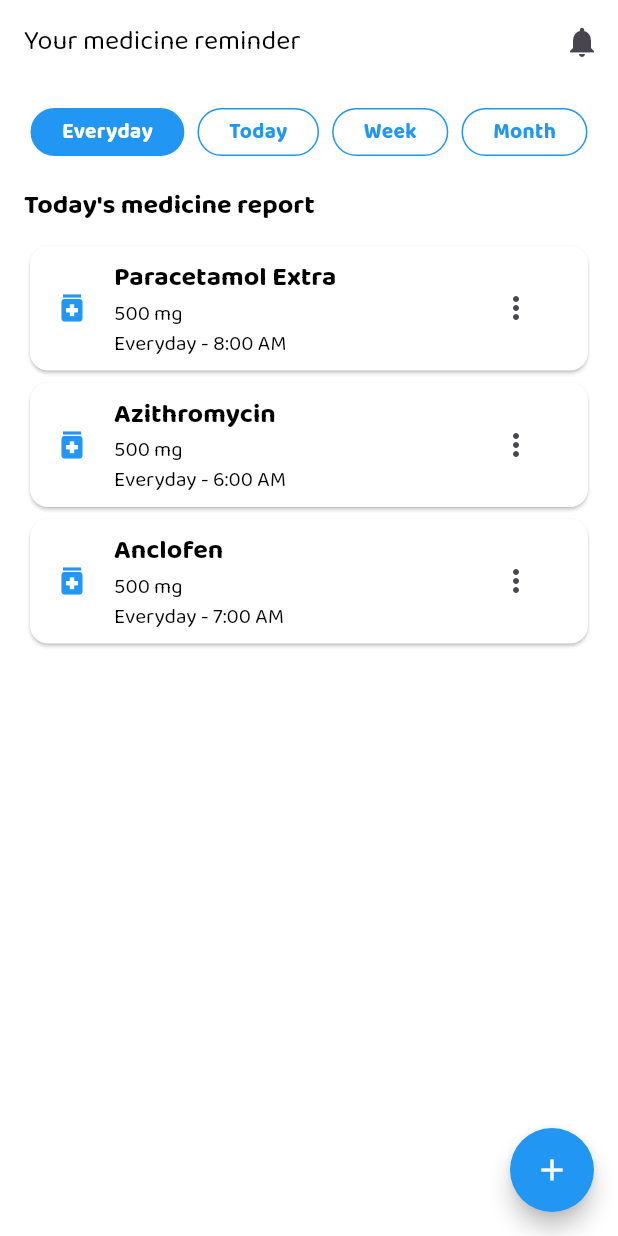
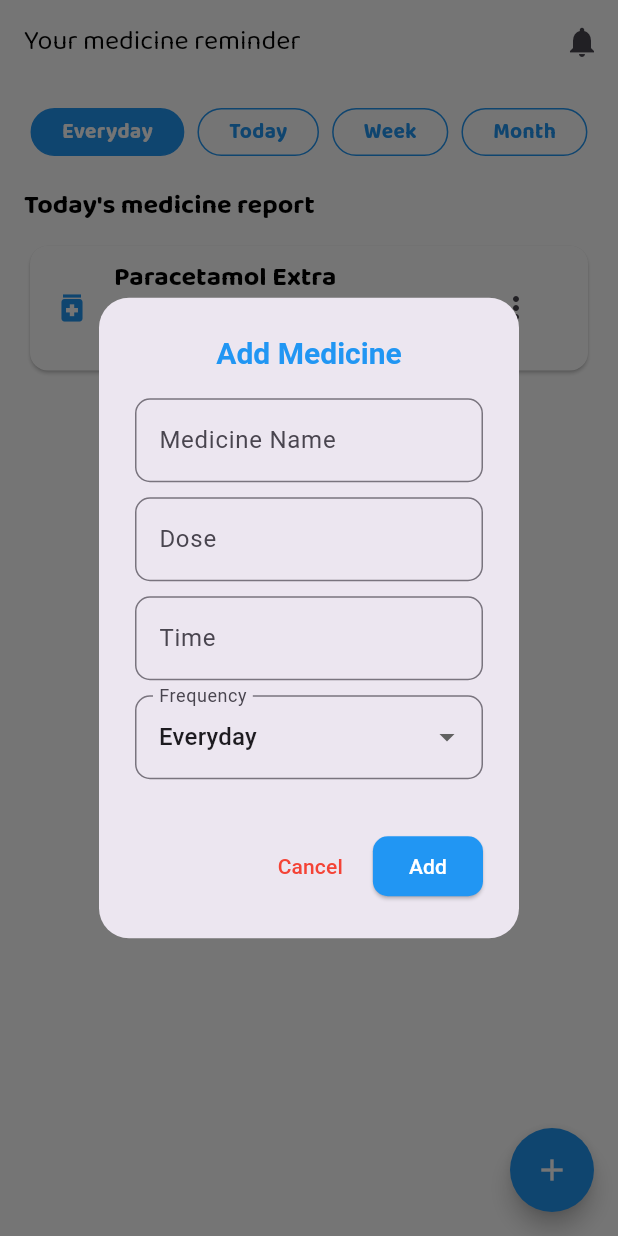
Before and after one commit to lansoyyy/medico, a Flutter app: the HomeScreen screen opened directly, after a tap on the "add" icon, on a phone screen of 412 x 824 dp. Run offline on Flutter 3.47's test engine with Material 3 defaults, Android fonts, the phone set to English and light mode, and no system bars; our stand-ins replace firebase_core, fluttertoast; accounts and stored records are empty.

Commit message:
added filtering

```diff
--- a/lib/screens/home_screen.dart
+++ b/lib/screens/home_screen.dart
@@ -10,31 +10,192 @@ class HomeScreen extends StatefulWidget {
 
 class _HomeScreenState extends State<HomeScreen> {
   final List<Map<String, String>> medicines = [
-    {'name': 'Paracetamol Extra', 'dose': '500 mg', 'time': '8:00 AM'},
-    {'name': 'Azithromycin', 'dose': '500 mg', 'time': '6:00 AM'},
-    {'name': 'Anclofen', 'dose': '500 mg', 'time': '7:00 AM'},
+    {
+      'name': 'Paracetamol Extra',
+      'dose': '500 mg',
+      'time': '8:00 AM',
+      'frequency': 'Everyday'
+    },
+    {
+      'name': 'Azithromycin',
+      'dose': '500 mg',
+      'time': '6:00 AM',
+      'frequency': 'Today'
+    },
+    {
+      'name': 'Anclofen',
+      'dose': '500 mg',
+      'time': '7:00 AM',
+      'frequency': 'Week'
+    },
   ];
 
   String selectedFilter = "Everyday";
   final List<String> filters = ["Everyday", "Today", "Week", "Month"];
+
+  void _addMedicine() {
+    TextEditingController nameController = TextEditingController();
+    TextEditingController doseController = TextEditingController();
+    TextEditingController timeController = TextEditingController();
+    TextEditingController dateController = TextEditingController();
+    String selectedFrequency = filters[0];
+
+    Future<void> selectTime() async {
+      TimeOfDay? picked = await showTimePicker(
+        context: context,
+        initialTime: TimeOfDay.now(),
+      );
+      if (picked != null) {
+        setState(() {
+          timeController.text = picked.format(context);
+        });
+      }
+    }
+
+    Future<void> selectDate() async {
+      DateTime? picked = await showDatePicker(
+        context: context,
+        initialDate: DateTime.now(),
+        firstDate: DateTime(2000),
+        lastDate: DateTime(2101),
+      );
+      if (picked != null) {
+        setState(() {
+          dateController.text = "${picked.toLocal()}".split(' ')[0];
+        });
+      }
+    }
+
+    showDialog(
+      context: context,
+      builder: (context) {
+        return StatefulBuilder(
+          builder: (context, setState) {
+            return AlertDialog(
+              shape: RoundedRectangleBorder(
+                borderRadius: BorderRadius.circular(20),
+              ),
+              title: Center(
+                child: Text(
+                  "Add Medicine",
+                  style: TextStyle(
+                      fontSize: 20,
+                      fontWeight: FontWeight.bold,
+                      color: Colors.blue),
+                ),
+              ),
+              content: SingleChildScrollView(
+                child: Column(
+                  mainAxisSize: MainAxisSize.min,
+                  children: [
+                    TextField(
+                      controller: nameController,
+                      decoration: InputDecoration(
+                        labelText: "Medicine Name",
+                        border: OutlineInputBorder(
+                            borderRadius: BorderRadius.circular(10)),
+                      ),
+                    ),
+                    SizedBox(height: 10),
+                    TextField(
+                      controller: doseController,
+                      decoration: InputDecoration(
+                        labelText: "Dose",
+                        border: OutlineInputBorder(
+                            borderRadius: BorderRadius.circular(10)),
+                      ),
+                    ),
+                    SizedBox(height: 10),
+                    TextField(
+                      controller: timeController,
+                      decoration: InputDecoration(
+                        labelText: "Time",
+                        border: OutlineInputBorder(
+                            borderRadius: BorderRadius.circular(10)),
+                      ),
+                      readOnly: true,
+                      onTap: selectTime,
+                    ),
+                    SizedBox(height: 10),
+                    DropdownButtonFormField<String>(
+                      value: selectedFrequency,
+                      onChanged: (value) {
+                        setState(() {
+                          selectedFrequency = value!;
+                        });
+                      },
+                      decoration: InputDecoration(
+                        labelText: "Frequency",
+                        border: OutlineInputBorder(
+                            borderRadius: BorderRadius.circular(10)),
+                      ),
+                      items: filters.map((filter) {
+                        return DropdownMenuItem(
+                          value: filter,
+                          child: Text(filter),
+                        );
+                      }).toList(),
+                    ),
+                    SizedBox(height: 10),
+                    if (selectedFrequency == "Week" ||
+                        selectedFrequency == "Month")
+                      TextField(
+                        controller: dateController,
+                        decoration: InputDecoration(
+                          labelText: "Select Date",
+                          border: OutlineInputBorder(
+                              borderRadius: BorderRadius.circular(10)),
+                        ),
+                        readOnly: true,
+                        onTap: selectDate,
+                      ),
+                  ],
+                ),
+              ),
+              actions: [
+                TextButton(
+                  onPressed: () {
+                    Navigator.pop(context);
+                  },
+                  child: Text("Cancel", style: TextStyle(color: Colors.red)),
+                ),
+                ElevatedButton(
+                  style: ElevatedButton.styleFrom(
+                    shape: RoundedRectangleBorder(
+                        borderRadius: BorderRadius.circular(10)),
+                    backgroundColor: Colors.blue,
+                  ),
+                  onPressed: () {
+                    setState(() {
+                      medicines.add({
+                        'name': nameController.text,
+                        'dose': doseController.text,
+                        'time': timeController.text,
+                        'frequency': selectedFrequency,
+                      });
+                    });
+                    Navigator.pop(context);
+                  },
+                  child: Text("Add", style: TextStyle(color: Colors.white)),
+                ),
+              ],
+            );
+          },
+        );
+      },
+    );
+  }
+
   @override
   Widget build(BuildContext context) {
     return Scaffold(
       floatingActionButton: FloatingActionButton(
-        onPressed: () {},
+        onPressed: _addMedicine,
         backgroundColor: Colors.blue,
         shape: RoundedRectangleBorder(
-          borderRadius: BorderRadius.circular(
-            100,
+          borderRadius: BorderRadius.circular(100),
         ),
-        ),
-        child: IconButton(
-          onPressed: () {},
-          icon: Icon(
-            Icons.add,
-            color: Colors.white,
-          ),
-        ),
+        child: Icon(Icons.add, color: Colors.white),
       ),
       backgroundColor: Colors.white,
       appBar: AppBar(
@@ -75,18 +236,25 @@ class _HomeScreenState extends State<HomeScreen> {
             ),
             SizedBox(height: 10),
             Expanded(
-              child: Container(
               child: ListView.builder(
-                  itemCount: medicines.length,
+                itemCount: medicines.where(
+                  (element) {
+                    return element['frequency'] == selectedFilter;
+                  },
+                ).length,
                 itemBuilder: (context, index) {
-                    final medicine = medicines[index];
+                  final medicine = medicines.where(
+                    (element) {
+                      return element['frequency'] == selectedFilter;
+                    },
+                  ).elementAt(index);
                   return MedicineCard(
                     name: medicine['name']!,
                     dose: medicine['dose']!,
                     time: medicine['time']!,
+                    // frequency: medicine['frequency']!,
                   );
                 },
-                ),
               ),
             ),
           ],
@@ -126,6 +294,7 @@ class MedicineCard extends StatelessWidget {
           fontFamily: 'Regular',
         ),
         trailing: PopupMenuButton(
+          color: Colors.white,
           itemBuilder: (context) {
             return [
               PopupMenuItem(
```
Lines whose indentation alone changed are shown as unchanged.
